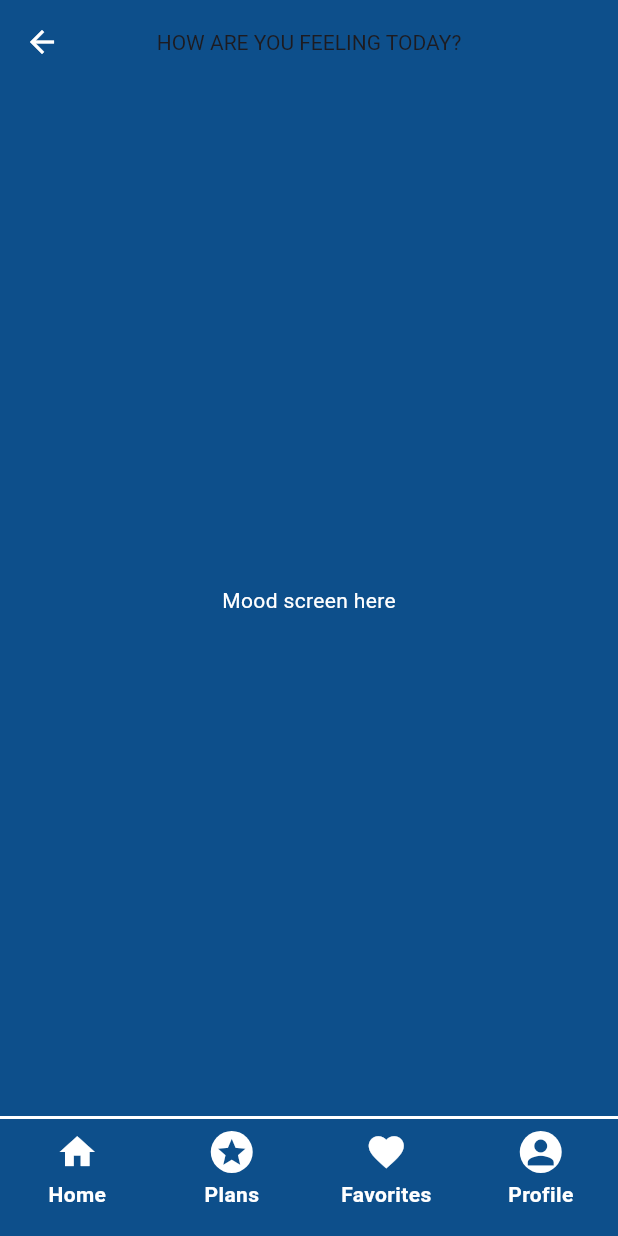
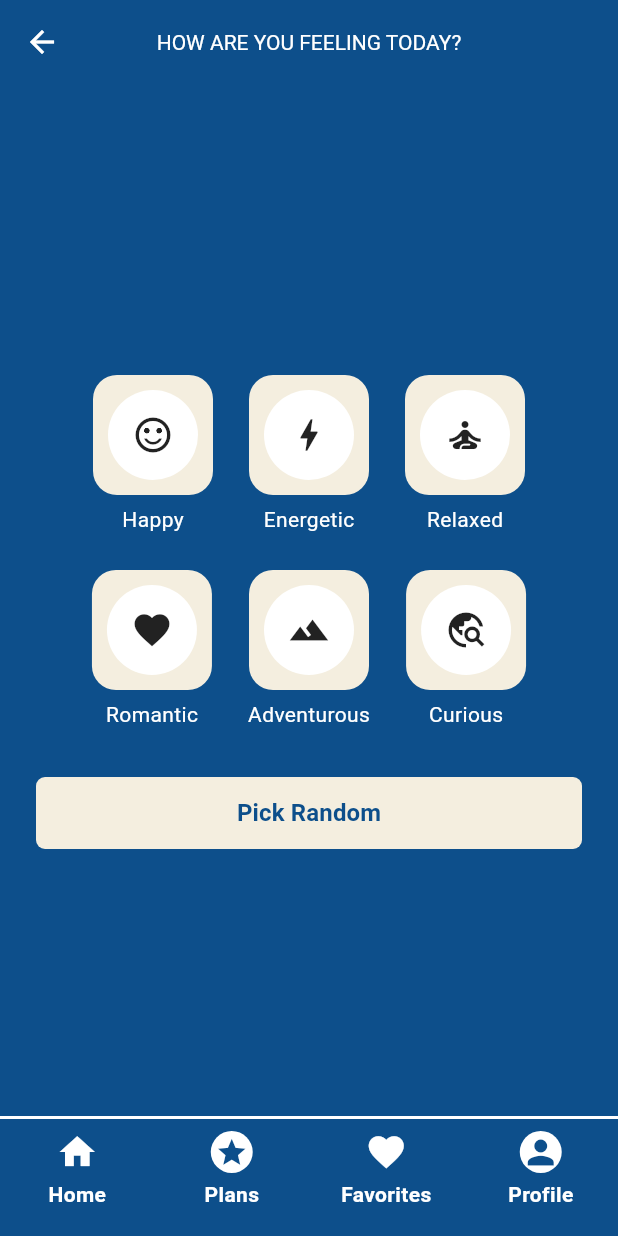
Before and after one commit to Begumdmrdv/vibescape_app, a Flutter app: the MoodScreen screen opened directly, on a phone screen of 412 x 824 dp. Run offline on Flutter 3.47's test engine with Material 3 defaults, Android fonts, the phone set to English and light mode, and no system bars; our stand-ins replace firebase_core; accounts and stored records are empty; Roboto replaces fonts that are missing (Times New Roman).

Commit message:
buttons to mood screen added and connected with the key word for map screen

```diff
--- a/lib/screens/mood_screen.dart
+++ b/lib/screens/mood_screen.dart
@@ -20,13 +20,146 @@ class MoodScreen extends StatelessWidget {
         centerTitle: true,
         title: const Text(
           'HOW ARE YOU FEELING TODAY?',
-          style: TextStyle(fontSize: 14),
+          style: TextStyle(
+            fontSize: 14,
+            fontFamily: 'Times New Roman',
+            color: Colors.white,
+          ),
         ),
       ),
-      body: const Center(
-        child: Text(
-          'Mood screen here',
-          style: TextStyle(color: Colors.white),
+
+      body: Padding(
+        padding: const EdgeInsets.symmetric(horizontal: 24.0),
+        child: Column(
+          mainAxisAlignment: MainAxisAlignment.center,
+          children: [
+            const SizedBox(height: 16),
+
+            Wrap(
+              spacing: 24,
+              runSpacing: 24,
+              alignment: WrapAlignment.center,
+              children: [
+                InkWell(
+                  onTap: () {
+                    Navigator.push(
+                      context,
+                      MaterialPageRoute(
+                        builder: (context) => const MapScreen(mood: 'Happy'),
+                      ),
+                    );
+                  },
+                  child: _MoodItem(label: 'Happy', icon: Icons.sentiment_satisfied_alt),
+                ),
+
+                InkWell(
+                  onTap: () {
+                    Navigator.push(
+                      context,
+                      MaterialPageRoute(
+                        builder: (context) => const MapScreen(mood: 'Energetic'),
+                      ),
+                    );
+                  },
+                  child: _MoodItem(label: 'Energetic', icon: Icons.bolt),
+                ),
+
+                InkWell(
+                  onTap: () {
+                    Navigator.push(
+                      context,
+                      MaterialPageRoute(
+                        builder: (context) => const MapScreen(mood: 'Relaxed'),
+                      ),
+                    );
+                  },
+                  child: _MoodItem(label: 'Relaxed', icon: Icons.self_improvement),
+                ),
+
+                InkWell(
+                  onTap: () {
+                    Navigator.push(
+                      context,
+                      MaterialPageRoute(
+                        builder: (context) => const MapScreen(mood: 'Romantic'),
+                      ),
+                    );
+                  },
+                  child: _MoodItem(label: 'Romantic', icon: Icons.favorite),
+                ),
+
+                InkWell(
+                  onTap: () {
+                    Navigator.push(
+                      context,
+                      MaterialPageRoute(
+                        builder: (context) => const MapScreen(mood: 'Adventurous'),
+                      ),
+                    );
+                  },
+                  child: _MoodItem(label: 'Adventurous', icon: Icons.terrain),
+                ),
+
+                InkWell(
+                  onTap: () {
+                    Navigator.push(
+                      context,
+                      MaterialPageRoute(
+                        builder: (context) => const MapScreen(mood: 'Curious'),
+                      ),
+                    );
+                  },
+                  child: _MoodItem(label: 'Curious', icon: Icons.travel_explore),
+                ),
+              ],
+            ),
+
+            const SizedBox(height: 32),
+
+            SizedBox(
+              width: double.infinity,
+              height: 48,
+              child: ElevatedButton(
+                style: ElevatedButton.styleFrom(
+                  backgroundColor: const Color(0xFFF4EEDF),
+                  foregroundColor: const Color(0xFF0D4F8B),
+                  elevation: 0,
+                  shape: RoundedRectangleBorder(
+                    borderRadius: BorderRadius.circular(6),
+                  ),
+                ),
+                onPressed: () {
+                  const moods = [
+                    'Happy',
+                    'Energetic',
+                    'Relaxed',
+                    'Romantic',
+                    'Adventurous',
+                    'Curious',
+                  ];
+
+                  final millis = DateTime.now().millisecondsSinceEpoch;
+                  final index = millis % moods.length;
+                  final randomMood = moods[index];
+
+                  Navigator.push(
+                    context,
+                    MaterialPageRoute(
+                      builder: (context) => MapScreen(mood: randomMood),
+                    ),
+                  );
+                },
+                child: const Text(
+                  'Pick Random',
+                  style: TextStyle(
+                    fontFamily: 'Times New Roman',
+                    fontSize: 16,
+                    fontWeight: FontWeight.w600,
+                  ),
+                ),
+              ),
+            ),
+          ],
         ),
       ),
 
@@ -36,7 +169,55 @@ class MoodScreen extends StatelessWidget {
           selectedIndex: 0,
         ),
       ),
+    );
+  }
+}
 
+class _MoodItem extends StatelessWidget {
+  final String label;
+  final IconData icon;
+
+  const _MoodItem({
+    super.key,
+    required this.label,
+    required this.icon,
+  });
+
+  @override
+  Widget build(BuildContext context) {
+    const cream = Color(0xFFF4EEDF);
+
+    return Column(
+      mainAxisSize: MainAxisSize.min,
+      children: [
+        Container(
+          width: 80,
+          height: 80,
+          decoration: BoxDecoration(
+            color: cream,
+            borderRadius: BorderRadius.circular(16),
+          ),
+          alignment: Alignment.center,
+          child: CircleAvatar(
+            radius: 30,
+            backgroundColor: Colors.white,
+            child: Icon(
+              icon,
+              color: Colors.black87,
+              size: 28,
+            ),
+          ),
+        ),
+        const SizedBox(height: 6),
+        Text(
+          label,
+          style: const TextStyle(
+            color: Colors.white,
+            fontSize: 14,
+            fontFamily: 'Times New Roman',
+          ),
+        ),
+      ],
     );
   }
 }
@@ -63,7 +244,7 @@ class _VibeBottomNavBar extends StatelessWidget {
     return Container(
       decoration: const BoxDecoration(
         color: primaryBlue,
-        border: const Border(
+        border: Border(
           top: BorderSide(
             color: Colors.white,
             width: 2,
@@ -77,7 +258,6 @@ class _VibeBottomNavBar extends StatelessWidget {
           Expanded(
             child: InkWell(
               onTap: () {
-                // TODO: Home'a git
                 Navigator.pushReplacement(
                   context,
                   MaterialPageRoute(
@@ -99,11 +279,9 @@ class _VibeBottomNavBar extends StatelessWidget {
               ),
             ),
           ),
-
           Expanded(
             child: InkWell(
               onTap: () {
-                // TODO: Plans'e git
                 Navigator.push(
                   context,
                   MaterialPageRoute(
@@ -129,11 +307,9 @@ class _VibeBottomNavBar extends StatelessWidget {
               ),
             ),
           ),
-
           Expanded(
             child: InkWell(
               onTap: () {
-                // TODO: Favorites'a git
                 Navigator.push(
                   context,
                   MaterialPageRoute(
@@ -155,11 +331,9 @@ class _VibeBottomNavBar extends StatelessWidget {
               ),
             ),
           ),
-
           Expanded(
             child: InkWell(
               onTap: () {
-                // TODO: Profile’a git
                 Navigator.push(
                   context,
                   MaterialPageRoute(
```
